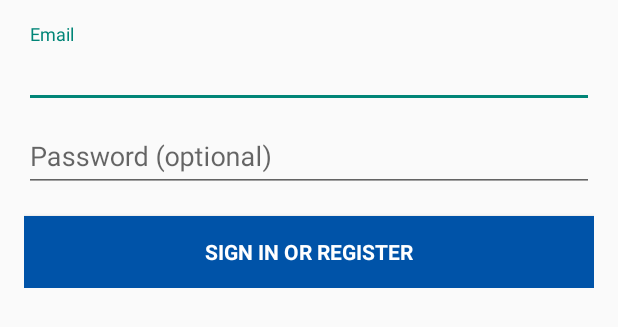
After one commit to brimoo/P2T, an Android app: the layout activity_login.xml on its own in the app's theme, with its tools: preview values and no code run, on a phone screen of 412 x 824 dp. The commit adds this screen. Shown: the top 327 px of the screen. Run offline under Robolectric (Android 15) with nearby library versions, the phone set to English and light mode, and no system bars.

Commit message:
Add login page

```diff
--- a/app/src/main/java/com/p2t/p2t/PictureHandler.java
+++ b/app/src/main/java/com/p2t/p2t/PictureHandler.java
@@ -47,7 +47,7 @@ public class PictureHandler implements Runnable {
         {
             HttpTransport httpTransport = AndroidHttp.newCompatibleTransport();
             Vision.Builder visionBuilder = new Vision.Builder(httpTransport, new AndroidJsonFactory(), null);
-            visionBuilder.setVisionRequestInitializer(new VisionRequestInitializer("No_Leak"));
+            visionBuilder.setVisionRequestInitializer(new VisionRequestInitializer("No_leak"));
             Vision vision = visionBuilder.build();
             Feature feature = new Feature();
             feature.setType("TEXT_DETECTION");
--- /dev/null
+++ b/app/src/main/res/drawable/ic_person_white_24dp.xml
@@ -0,0 +1,5 @@
+<vector android:height="48dp" android:tint="#FFFFFF"
+    android:viewportHeight="24.0" android:viewportWidth="24.0"
+    android:width="48dp" xmlns:android="http://schemas.android.com/apk/res/android">
+    <path android:fillColor="#FF000000" android:pathData="M12,12c2.21,0 4,-1.79 4,-4s-1.79,-4 -4,-4 -4,1.79 -4,4 1.79,4 4,4zM12,14c-2.67,0 -8,1.34 -8,4v2h16v-2c0,-2.66 -5.33,-4 -8,-4z"/>
+</vector>
--- /dev/null
+++ b/app/src/main/res/layout/activity_login.xml
@@ -0,0 +1,80 @@
+<?xml version="1.0" encoding="utf-8"?>
+<LinearLayout xmlns:android="http://schemas.android.com/apk/res/android"
+    xmlns:tools="http://schemas.android.com/tools"
+    android:layout_width="match_parent"
+    android:layout_height="match_parent"
+    android:gravity="center_horizontal"
+    android:orientation="vertical"
+    android:paddingLeft="@dimen/activity_horizontal_margin"
+    android:paddingTop="@dimen/activity_vertical_margin"
+    android:paddingRight="@dimen/activity_horizontal_margin"
+    android:paddingBottom="@dimen/activity_vertical_margin"
+    tools:context=".LoginActivity">
+
+    <!-- Login progress -->
+    <ProgressBar
+        android:id="@+id/login_progress"
+        style="?android:attr/progressBarStyleLarge"
+        android:layout_width="wrap_content"
+        android:layout_height="wrap_content"
+        android:layout_marginBottom="8dp"
+        android:visibility="gone" />
+
+    <ScrollView
+        android:id="@+id/login_form"
+        android:layout_width="match_parent"
+        android:layout_height="match_parent">
+
+        <LinearLayout
+            android:id="@+id/email_login_form"
+            android:layout_width="match_parent"
+            android:layout_height="wrap_content"
+            android:orientation="vertical">
+
+            <android.support.design.widget.TextInputLayout
+                android:layout_width="match_parent"
+                android:layout_height="wrap_content">
+
+                <AutoCompleteTextView
+                    android:id="@+id/email"
+                    android:layout_width="match_parent"
+                    android:layout_height="wrap_content"
+                    android:hint="@string/prompt_email"
+                    android:inputType="textEmailAddress"
+                    android:maxLines="1"
+                    android:singleLine="true" />
+
+            </android.support.design.widget.TextInputLayout>
+
+            <android.support.design.widget.TextInputLayout
+                android:layout_width="match_parent"
+                android:layout_height="wrap_content">
+
+                <EditText
+                    android:id="@+id/password"
+                    android:layout_width="match_parent"
+                    android:layout_height="wrap_content"
+                    android:hint="@string/prompt_password"
+                    android:imeActionId="6"
+                    android:imeActionLabel="@string/action_sign_in_short"
+                    android:imeOptions="actionUnspecified"
+                    android:inputType="textPassword"
+                    android:maxLines="1"
+                    android:singleLine="true" />
+
+            </android.support.design.widget.TextInputLayout>
+
+            <Button
+                android:id="@+id/email_sign_in_button"
+                style="?android:textAppearanceSmall"
+                android:layout_width="match_parent"
+                android:layout_height="wrap_content"
+                android:layout_marginTop="16dp"
+                android:background="@color/colorPrimary"
+                android:text="@string/action_sign_in"
+                android:textColor="@color/white"
+                android:textStyle="bold" />
+
+        </LinearLayout>
+    </ScrollView>
+</LinearLayout>
--- a/app/src/main/res/values/dimens.xml
+++ b/app/src/main/res/values/dimens.xml
@@ -1,4 +1,7 @@
 <resources>
     <dimen name="fab_margin">16dp</dimen>
     <dimen name="text_margin">16dp</dimen>
+    <!-- Default screen margins, per the Android Design guidelines. -->
+    <dimen name="activity_horizontal_margin">16dp</dimen>
+    <dimen name="activity_vertical_margin">16dp</dimen>
 </resources>
--- a/app/src/main/res/values/strings.xml
+++ b/app/src/main/res/values/strings.xml
@@ -79,4 +79,17 @@
     <string name="pref_ringtone_silent">Silent</string>
 
     <string name="pref_title_vibrate">Vibrate</string>
+    <string name="title_activity_login">Sign in</string>
+    <!-- Strings related to login -->
+    <string name="prompt_email">Email</string>
+    <string name="prompt_password">Password (optional)</string>
+    <string name="action_sign_in">Sign in or register</string>
+    <string name="action_sign_in_short">Sign in</string>
+    <string name="error_invalid_email">This email address is invalid</string>
+    <string name="error_invalid_password">This password is too short</string>
+    <string name="error_incorrect_password">This password is incorrect</string>
+    <string name="error_field_required">This field is required</string>
+    <string name="permission_rationale">"Contacts permissions are needed for providing email
+        completions."
+    </string>
 </resources>
```
Also changed, not shown: app/src/main/AndroidManifest.xml (+9 -1 lines), app/src/main/java/com/p2t/p2t/LoginActivity.java (added, +394 -0 lines), app/src/main/java/com/p2t/p2t/SettingsActivity.java (+10 -0 lines), app/src/main/res/layout/activity_settings.xml (+13 -0 lines).
